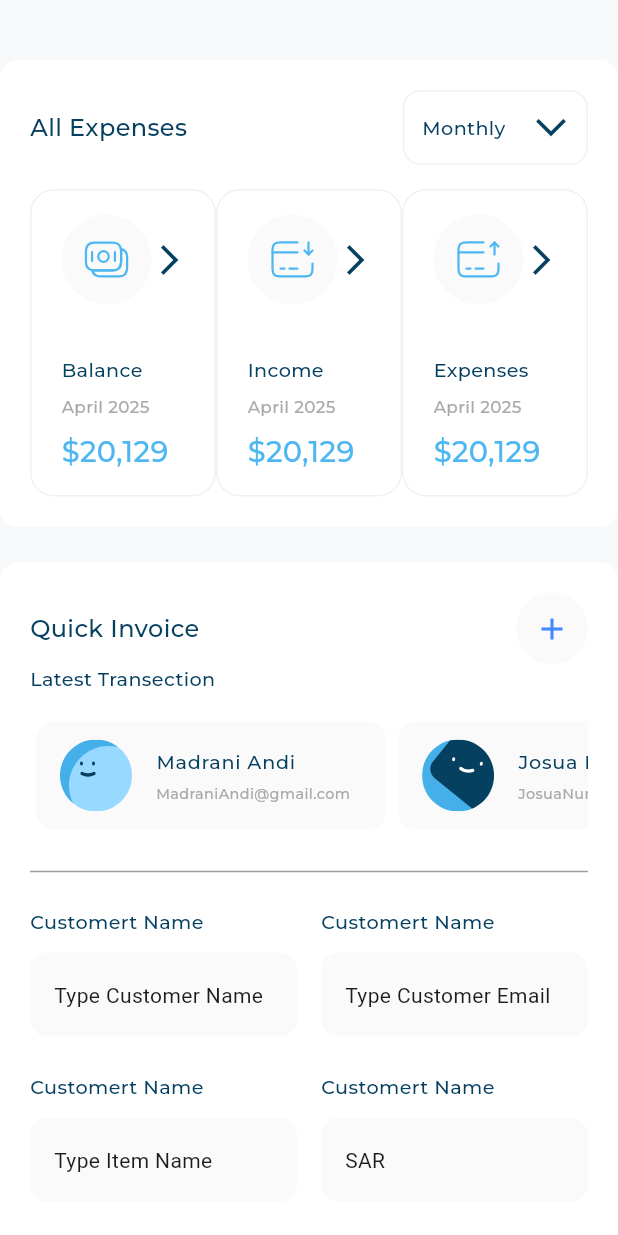
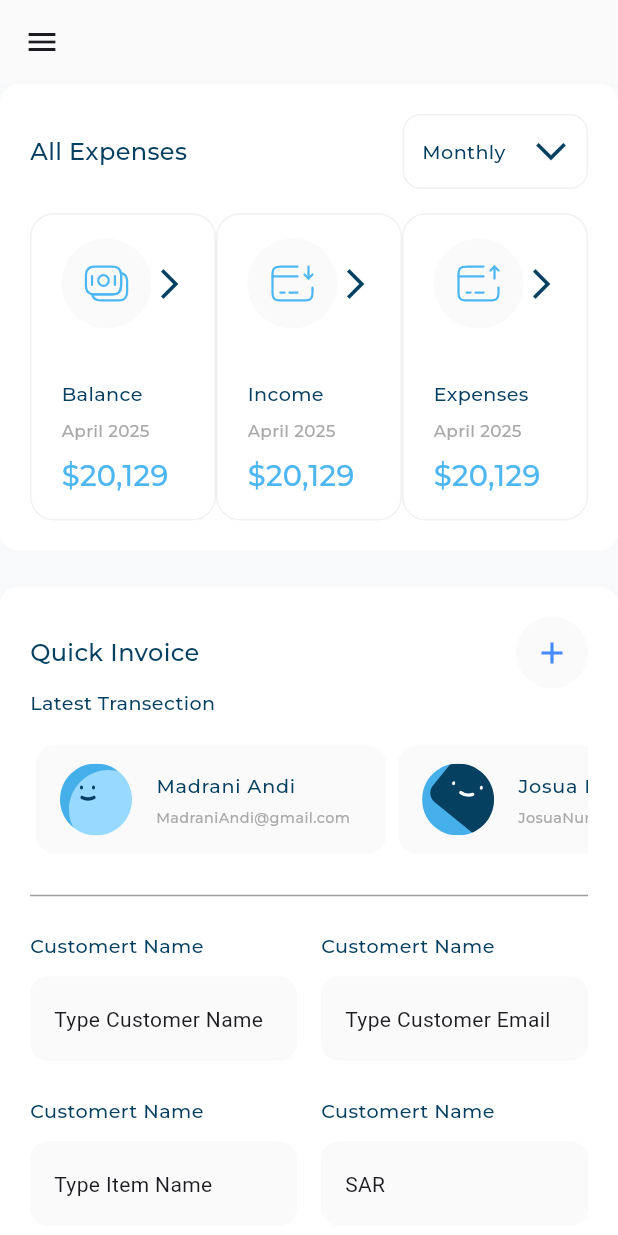
Before and after one commit to Jehad630/responsive_dashborad, a Flutter app: the screen it shows after launch, on a phone screen of 412 x 824 dp. Run offline on Flutter 3.47's test engine with Material 3 defaults, Android fonts, the light colour scheme and no system bars; our stand-ins replace expandable_page_view, fl_chart, flutter_svg; project files that could hold a hidden picture were left out.

Commit message:
fixing responsive issues with mobile layout and other layouts

```diff
--- a/lib/features/views/dash_board_view.dart
+++ b/lib/features/views/dash_board_view.dart
@@ -1,6 +1,7 @@
 import 'package:flutter/material.dart';
 import 'package:responsive_dashborad/features/views/adaptive_layout.dart';
 import 'package:responsive_dashborad/features/widgets/dashboard_desktop_layout.dart';
+import 'package:responsive_dashborad/features/widgets/dashboard_mobile_layout.dart';
 import 'package:responsive_dashborad/features/widgets/dashboard_tablet_layout.dart';
 
 class DashBoardView extends StatelessWidget {
@@ -9,9 +10,15 @@ class DashBoardView extends StatelessWidget {
   @override
   Widget build(BuildContext context) {
     return Scaffold(
+      appBar: MediaQuery.sizeOf(context).width < 800
+          ? AppBar(
+            elevation: 0,
+            backgroundColor: Color(0xFFFAFAFA),
+            leading: Icon(Icons.menu))
+          : null,
       backgroundColor: Color(0xFFF7F9FA),
       body: AdaptiveLayout(
-        mobileLayout: (context) => const dashborad_mobile_layout(),
+        mobileLayout: (context) => const DashboardMobileLayout(),
         tabletLayout: (context) => const DashboardTabletLayout(),
         desktopLayout: (context) => const DashboardDesktopLayout(),
       ),
--- a/lib/features/widgets/all_expenses_and__quick_invoice_section.dart
+++ b/lib/features/widgets/all_expenses_and__quick_invoice_section.dart
@@ -12,7 +12,7 @@ class AllExpenses_and_QuickInvoice_section extends StatelessWidget {
     return SingleChildScrollView(
       child: Column(
         children: [
-          SizedBox(height: 40),
+          ///SizedBox(height: 40),
           All_Expenses(),
           SizedBox(height: 24),
           QuickInvoice(),
--- a/lib/features/widgets/dashboard_desktop_layout.dart
+++ b/lib/features/widgets/dashboard_desktop_layout.dart
@@ -13,12 +13,13 @@ class DashboardDesktopLayout extends StatelessWidget {
       body: Row(
         children: [
           Expanded(child: CustomDrawer()),
-          SizedBox(width: 32),
+          SizedBox(width: 24),
           Expanded(flex: 2, child: AllExpenses_and_QuickInvoice_section()),
-          SizedBox(width: 32),
+          SizedBox(width: 24),
           Expanded(
             child: Column(
               children: [
+                SizedBox(height: 60),
                 MyCardAndTransactionHistorySection(),
                 SizedBox(height: 24),
                 Expanded(child: IncomeSection()),
--- a/lib/features/widgets/dashboard_mobile_layout.dart
+++ b/lib/features/widgets/dashboard_mobile_layout.dart
@@ -12,9 +12,9 @@ class DashboardMobileLayout extends StatelessWidget {
       child: Column(
         children: [
           AllExpenses_and_QuickInvoice_section(),
-          SizedBox(width: 24),
+          SizedBox(height: 24),
           MyCardAndTransactionHistorySection(),
-          SizedBox(width: 24),
+          SizedBox(height: 24),
           IncomeSection()
         ],
       ),
--- a/lib/features/widgets/dashboard_tablet_layout.dart
+++ b/lib/features/widgets/dashboard_tablet_layout.dart
@@ -1,8 +1,6 @@
 import 'package:flutter/material.dart';
-import 'package:responsive_dashborad/features/widgets/all_expenses_and__quick_invoice_section.dart';
 import 'package:responsive_dashborad/features/widgets/custom_drawer.dart';
-import 'package:responsive_dashborad/features/widgets/income_section.dart';
-import 'package:responsive_dashborad/features/widgets/my_card_and_transaction_history_section.dart';
+import 'package:responsive_dashborad/features/widgets/dashboard_mobile_layout.dart';
 
 class DashboardTabletLayout extends StatelessWidget {
   const DashboardTabletLayout({super.key});
@@ -15,31 +13,13 @@ class DashboardTabletLayout extends StatelessWidget {
         SizedBox(width: 24),
         Expanded(
           flex: 3,
-          child: dashborad_mobile_layout(),
+          child: Padding(
+            padding: EdgeInsets.only(top: 40.0),
+            child: DashboardMobileLayout(),
+          ),
         ),
         SizedBox(width: 24),
       ],
     );
   }
 }
-
-class dashborad_mobile_layout extends StatelessWidget {
-  const dashborad_mobile_layout({
-    super.key,
-  });
-
-  @override
-  Widget build(BuildContext context) {
-    return SingleChildScrollView(
-      child: Column(
-        children: [
-          AllExpenses_and_QuickInvoice_section(),
-          SizedBox(width: 24),
-          MyCardAndTransactionHistorySection(),
-          SizedBox(width: 24),
-          IncomeSection()
-        ],
-      ),
-    );
-  }
-}
```
